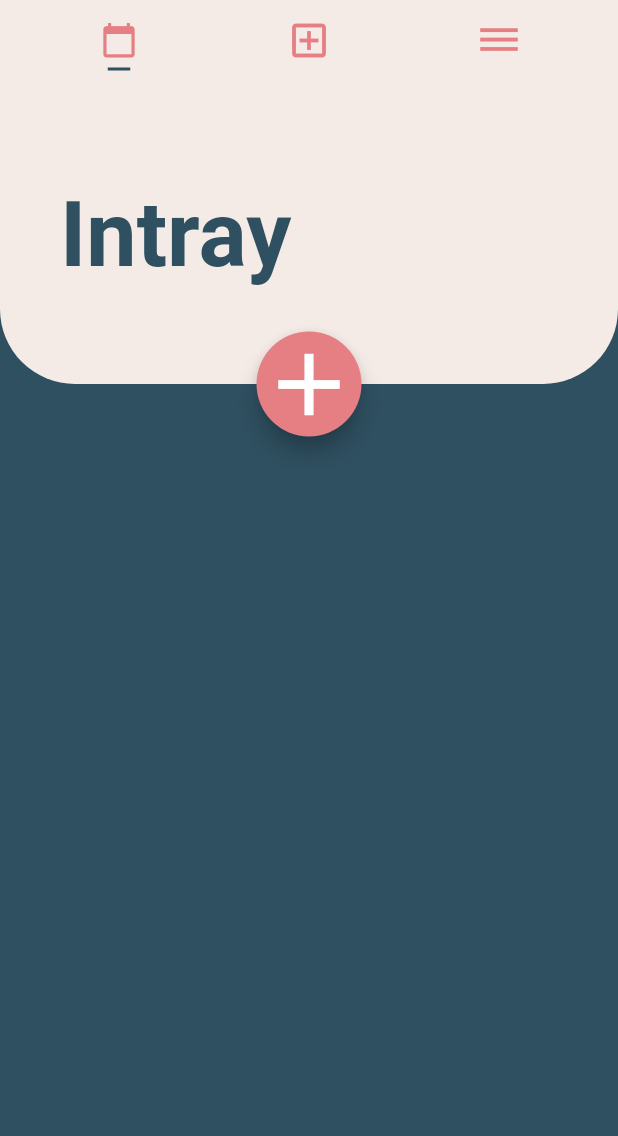
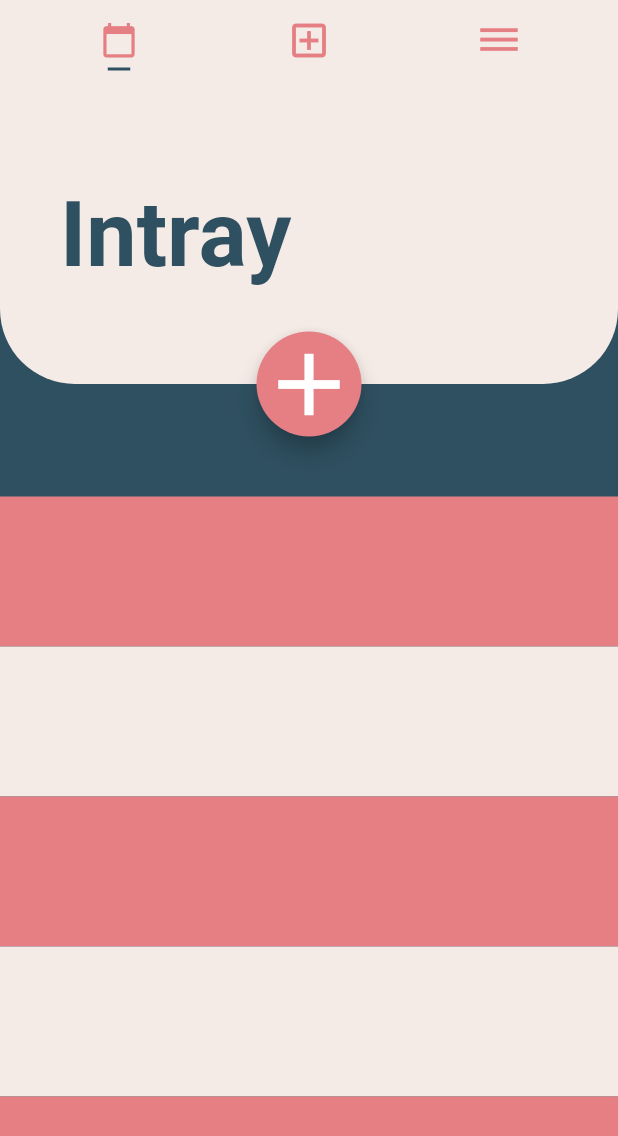
Before and after one commit to uyentrannn/ProductivityApp, a Flutter app: the screen it shows after launch, on a phone screen of 412 x 824 dp. Shown: the top 1136 px of the screen. Run offline on Flutter 3.47's test engine with Material 2 defaults, Android fonts, the phone set to English and light mode, and no system bars; Roboto replaces fonts that are missing (Helvetica Neue).

Commit message:
updated read me

```diff
--- /dev/null
+++ b/App/ProductivityApp/lib/UI/Intray/intray_page.dart
@@ -0,0 +1,39 @@
+import 'package:ProductivityApp/models/global.dart';
+import 'package:flutter/material.dart';
+
+class IntrayPage extends StatefulWidget {
+  IntrayPage({Key key, this.title}) : super(key: key);
+
+  final String title;
+
+  @override
+  _IntrayPageState createState() => _IntrayPageState();
+}
+
+class _IntrayPageState extends State<IntrayPage> {
+  @override
+  Widget build(BuildContext context) {
+    return Container(
+      color: mistyblue,
+      child: ListView(
+        padding: EdgeInsets.only(top: 275),
+        children: getList(),
+      ),
+    );
+  }
+}
+
+List<Widget> getList() {
+  List<Container> list = [];
+  for (int i = 0; i < 10; i++) {
+    list.add(Container(
+      height: 100,
+      color: coral,
+    ));
+    list.add(Container(
+      height: 100,
+      color: ivory,
+    ));
+  }
+  return list;
+}
--- a/App/ProductivityApp/lib/main.dart
+++ b/App/ProductivityApp/lib/main.dart
@@ -1,3 +1,4 @@
+import 'package:ProductivityApp/UI/Intray/intray_page.dart';
 import 'package:flutter/material.dart';
 import 'package:ProductivityApp/models/global.dart';
 
@@ -40,9 +41,7 @@ class _MyHomePageState extends State<MyHomePage> {
             body: Stack(children: <Widget>[
               TabBarView(
                 children: [
-                  new Container(
-                    color: mistyblue,
-                  ),
+                  IntrayPage(),
                   new Container(
                     color: mistyblue,
                   ),
```
Also changed, not shown: 2 other files.
